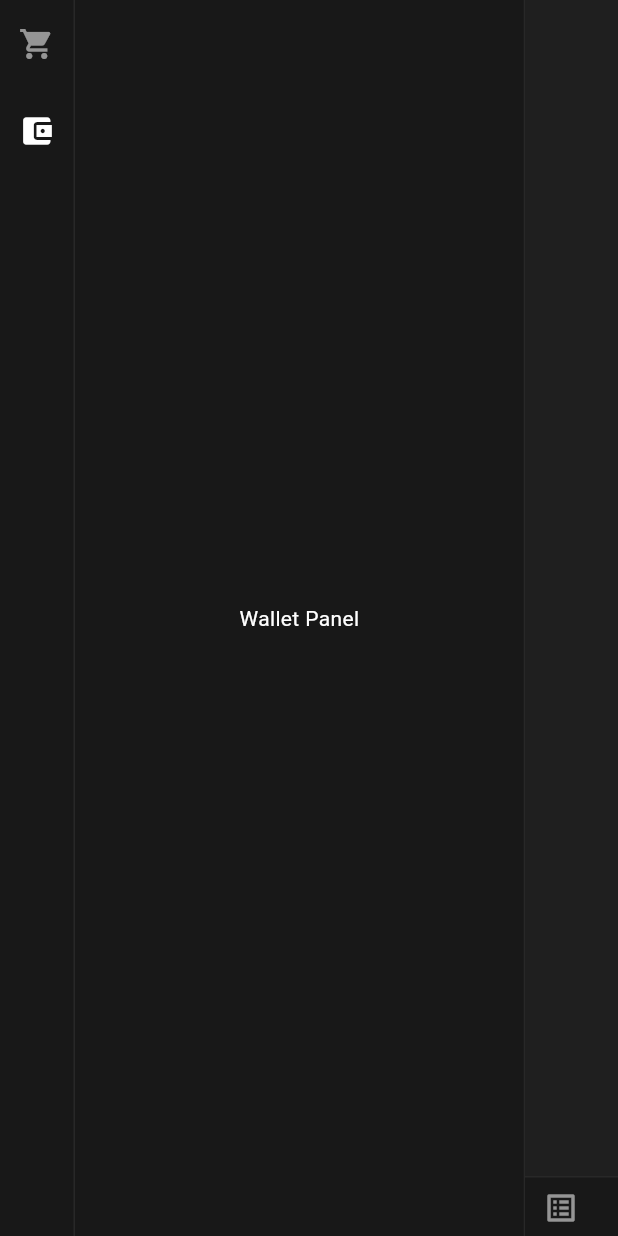
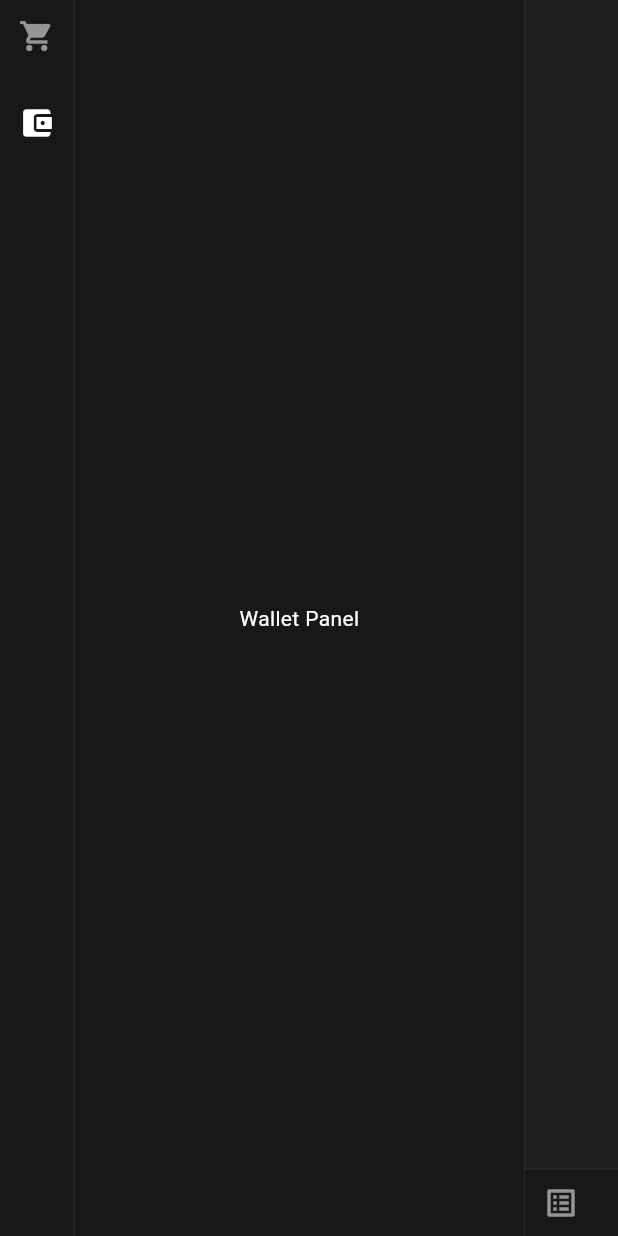
Before and after one commit to AlgoView/AV-App, a Flutter app: the screen it shows after launch, after a tap on the "shopping cart" icon, after a tap on the "account balance wallet" icon, after a tap on the "list alt" icon, on a phone screen of 412 x 824 dp. Run offline on Flutter 3.47's test engine with Material 3 defaults, Android fonts, the phone set to English and light mode, and no system bars.

Commit message:
Modular composition // draging still malfunctions

```diff
--- a/lib/screens/terminal.dart
+++ b/lib/screens/terminal.dart
@@ -1,5 +1,12 @@
 import 'dart:async';
 import 'package:flutter/material.dart';
+import '../widgets/bar_bottom.dart';
+import '../widgets/bar_side.dart';
+import '../widgets/panel_order.dart';
+import '../widgets/panel_positions.dart';
+import '../widgets/panel_wallet.dart';
+import '../utils/manager_drag.dart';
+import '../theme/colors.dart';
 
 class TerminalScreen extends StatefulWidget {
 	const TerminalScreen({Key? key}) : super(key: key);
@@ -9,57 +16,37 @@
 }
 
 class _TerminalScreenState extends State<TerminalScreen> {
-	// Look and feel control variables
-	final double minBottomPanelHeight = 100;
-	final double collapseThreshold = 50.0;
-	final double initialBottomPanelHeight = 200;
-	final double bottomBarHeight = 40;
-	final double dragAreaHeight = 4;
-	final double sidebarWidth = 50;
-	final double sidePanelContainerWidth = 300;
-	final double hoverDelayMilliseconds = 200;
-	final Color backgroundColor = const Color.fromARGB(255, 31, 31, 31);
-	final Color panelColor = const Color.fromARGB(255, 24, 24, 24).withOpacity(1);
-	final Color panelBorderColor = const Color.fromARGB(255, 40, 40, 40);
-	final Color highlightColor = Colors.blue;
-	final Color activeIconColor = Colors.white;
-	final Color inactiveIconColor = Colors.white54;
-	final Color dividerColor = const Color.fromARGB(255, 54, 54, 54);
+	final ManagerDrag _dragManager = ManagerDrag();
 
-	// State variables
 	bool showOrderPanel = false;
 	bool showWalletPanel = false;
 	bool showPositionsPanel = true;
+	double bottomPanelHeight = 200;
 	bool isSidebarOnRight = false;
-	double bottomPanelHeight = 200;
-	bool isDragging = false;
-	bool isHovered = false;
-	double dragStartY = 0;
 	Offset _tapPosition = Offset.zero;
 
-	Timer? hoverTimer;
+	// Hover/Highlight state
+	bool _isHoverHighlight = false;
 
 	@override
 	void dispose() {
-		hoverTimer?.cancel();
 		super.dispose();
 	}
 
 	@override
 	Widget build(BuildContext context) {
-		bool sidePanelVisible = showOrderPanel || showWalletPanel;
 		double maxBottomPanelHeight =
-			MediaQuery.of(context).size.height - bottomBarHeight - sidebarWidth;
+				MediaQuery.of(context).size.height - BarBottom.height - BarBottom.dragAreaHeight;
 
 		List<Widget> layoutChildren = isSidebarOnRight
 				? [
 						_buildMainContent(maxBottomPanelHeight),
-				if (sidePanelVisible) _buildSidePanelContainer(),
+						if (showOrderPanel || showWalletPanel) _buildSidePanelContainer(),
 						_buildSidebar(),
 					]
 				: [
 						_buildSidebar(),
-				if (sidePanelVisible) _buildSidePanelContainer(),
+						if (showOrderPanel || showWalletPanel) _buildSidePanelContainer(),
 						_buildMainContent(maxBottomPanelHeight),
 					];
 
@@ -80,94 +67,87 @@
 		return Expanded(
 			child: Stack(
 				children: [
+					// Main Background
 					Positioned.fill(
-						child: Container(color: backgroundColor),
+						child: Container(color: AppTheme.backgroundColor),
 					),
-					if (showPositionsPanel) ...[
+
+					// Bottom Panel
+					if (bottomPanelHeight > 0)
 						Positioned(
 							left: 0,
 							right: 0,
-							bottom: bottomPanelHeight + bottomBarHeight,
-							height: dragAreaHeight,
+							bottom: BarBottom.height,
+							height: bottomPanelHeight,
+							child: PanelPositions(
+								height: bottomPanelHeight,
+							),
+						),
+
+					// Draggable Area
+					Positioned(
+						left: 0,
+						right: 0,
+						bottom: bottomPanelHeight + BarBottom.height,
+						height: BarBottom.dragAreaHeight,
 						child: MouseRegion(
 							cursor: SystemMouseCursors.resizeRow,
-								onEnter: (_) {
-									if (!isDragging) {
-										hoverTimer = Timer(Duration(milliseconds: hoverDelayMilliseconds.toInt()), () {
-											if (mounted) {
-												setState(() {
-													isHovered = true;
-												});
-											}
-										});
-									}
-								},
-								onExit: (_) {
-									if (!isDragging) {
-										hoverTimer?.cancel();
-										setState(() {
-											isHovered = false;
-										});
-									}
-								},
+							onEnter: (_) => _dragManager.manageHover(true, (isHighlight) {
+								setState(() => _isHoverHighlight = isHighlight);
+							}),
+							onExit: (_) => _dragManager.manageHover(false, (isHighlight) {
+								setState(() => _isHoverHighlight = isHighlight);
+							}),
 							child: GestureDetector(
 								behavior: HitTestBehavior.translucent,
 								onPanStart: (details) {
-										hoverTimer?.cancel();
+									_dragManager.onDragStart(details.globalPosition.dy);
+									setState(() => _isHoverHighlight = true);
+								},
+								onPanUpdate: (details) {
 									setState(() {
-											isDragging = true;
-											isHovered = true;
-											dragStartY = details.globalPosition.dy;
+										bottomPanelHeight = _dragManager.handleDrag(
+											details.globalPosition.dy.toDouble(),
+											bottomPanelHeight,
+											maxBottomPanelHeight,
+										);
+										showPositionsPanel = bottomPanelHeight > 0;
 									});
 								},
 								onPanEnd: (_) {
+									_dragManager.onDragEnd(
+										bottomPanelHeight,
+										(newHeight, isVisible) {
 											setState(() {
-											isDragging = false;
+												bottomPanelHeight = newHeight.toDouble();
+												showPositionsPanel = isVisible;
 											});
 										},
-									onPanCancel: () {
-										setState(() {
-											isDragging = false;
-										});
+									);
 								},
-									onPanUpdate: (details) {
-										setState(() {
-											double dragDelta = dragStartY - details.globalPosition.dy;
-											dragStartY = details.globalPosition.dy;
-											bottomPanelHeight += dragDelta;
-											if (bottomPanelHeight < minBottomPanelHeight - collapseThreshold) {
-												showPositionsPanel = false;
-												bottomPanelHeight = minBottomPanelHeight;
-											} else if (bottomPanelHeight >= minBottomPanelHeight) {
-												showPositionsPanel = true;
-												bottomPanelHeight = bottomPanelHeight.clamp(minBottomPanelHeight, maxBottomPanelHeight);
-											}
-										});
-									},
-									child: AnimatedOpacity(
-										opacity: isDragging || isHovered ? 1.0 : 0.0,
-										duration: const Duration(milliseconds: 200),
-										child: Container(
-											color: highlightColor,
+								child: AnimatedContainer(
+									duration: _dragManager.isDragging
+											? Duration.zero
+											: const Duration(milliseconds: 200),
+									color: (_dragManager.isDragging || _isHoverHighlight)
+											? AppTheme.highlightColor
+											: Colors.transparent,
 								),
 							),
 						),
 					),
-						),
-						Positioned(
-							left: 0,
-							right: 0,
-							bottom: bottomBarHeight,
-							height: bottomPanelHeight,
-							child: _buildBottomPositionsPanel(),
-						),
-					],
+
+					// Bottom Bar
 					Positioned(
 						left: 0,
 						right: 0,
 						bottom: 0,
-						height: bottomBarHeight,
-						child: _buildBottomBar(),
+						child: BarBottom(
+							isActive: showPositionsPanel,
+							activeColor: AppTheme.activeIconColor,
+							inactiveColor: AppTheme.inactiveIconColor,
+							onToggle: _togglePositionsPanel,
+						),
 					),
 				],
 			),
@@ -179,155 +159,74 @@
 			onSecondaryTapDown: (details) {
 				_tapPosition = details.globalPosition;
 			},
-			onSecondaryTap: () {
-				_showContextMenu();
-			},
-			child: Container(
-				width: sidebarWidth,
-				padding: const EdgeInsets.only(top: 5),
-				decoration: BoxDecoration(
-					color: panelColor,
-					border: Border(
-						left: isSidebarOnRight ? BorderSide(color: panelBorderColor, width: 1) : BorderSide.none,
-						right: isSidebarOnRight ? BorderSide.none : BorderSide(color: panelBorderColor, width: 1),
-					),
-				),
-				child: Column(
-					mainAxisAlignment: MainAxisAlignment.start,
-					children: [
-						IconButton(
-							icon: const Icon(Icons.shopping_cart),
-							color: showOrderPanel ? activeIconColor : inactiveIconColor,
-							onPressed: () {
-								setState(() {
-									showOrderPanel = !showOrderPanel;
-									if (showOrderPanel) {
-										showWalletPanel = false;
-									}
-								});
-							},
-						),
-						const SizedBox(height: 10),
-						IconButton(
-							icon: const Icon(Icons.account_balance_wallet),
-							color: showWalletPanel ? activeIconColor : inactiveIconColor,
-							onPressed: () {
-								setState(() {
-									showWalletPanel = !showWalletPanel;
-									if (showWalletPanel) {
-										showOrderPanel = false;
-									}
-								});
-							},
-						),
-					],
-				),
+			onSecondaryTap: _showContextMenu,
+			child: BarSide(
+				isRightAligned: isSidebarOnRight,
+				isOrderPanelVisible: showOrderPanel,
+				isWalletPanelVisible: showWalletPanel,
+				toggleOrderPanel: _toggleOrderPanel,
+				toggleWalletPanel: _toggleWalletPanel,
+				activeColor: AppTheme.activeIconColor,
+				inactiveColor: AppTheme.inactiveIconColor,
+				panelColor: AppTheme.panelColor,
+				panelBorderColor: AppTheme.panelBorderColor,
 			),
 		);
 	}
 
 	Widget _buildSidePanelContainer() {
 		return Container(
-			width: sidePanelContainerWidth,
+			width: 300,
 			decoration: BoxDecoration(
-				color: panelColor,
+				color: AppTheme.panelColor,
 				border: Border(
-					left: isSidebarOnRight ? BorderSide(color: panelBorderColor, width: 1) : BorderSide.none,
-					right: isSidebarOnRight ? BorderSide.none : BorderSide(color: panelBorderColor, width: 1),
+					left: isSidebarOnRight ? BorderSide(color: AppTheme.panelBorderColor, width: 1) : BorderSide.none,
+					right: isSidebarOnRight ? BorderSide.none : BorderSide(color: AppTheme.panelBorderColor, width: 1),
 				),
 			),
-			child: _buildSidePanel(),
-		);
-	}
-
-	Widget _buildSidePanel() {
-		return Column(
+			child: Column(
 				children: [
 					if (showOrderPanel)
 						Expanded(
 							flex: showWalletPanel ? 1 : 2,
-						child: _buildOrderPanel(),
+							child: PanelOrder(backgroundColor: AppTheme.panelColor),
 						),
 					if (showOrderPanel && showWalletPanel)
-					Divider(height: 1, color: dividerColor),
+						Divider(color: AppTheme.panelBorderColor, height: 1),
 					if (showWalletPanel)
 						Expanded(
 							flex: showOrderPanel ? 1 : 2,
-						child: _buildWalletPanel(),
+							child: PanelWallet(backgroundColor: AppTheme.panelColor),
 						),
 				],
-		);
-	}
-
-	Widget _buildOrderPanel() {
-		return Container(
-			padding: const EdgeInsets.all(16),
-			color: panelColor,
-			child: const Center(
-				child: Text(
-					'Order Form Panel',
-					style: TextStyle(color: Colors.white),
-				),
 			),
 		);
 	}
 
-	Widget _buildWalletPanel() {
-		return Container(
-			padding: const EdgeInsets.all(16),
-			color: panelColor,
-			child: const Center(
-				child: Text(
-					'Wallet Panel',
-					style: TextStyle(color: Colors.white),
-				),
-			),
-		);
+	void _toggleOrderPanel() {
+		setState(() {
+			showOrderPanel = !showOrderPanel;
+			if (showOrderPanel) showWalletPanel = false;
+		});
 	}
 
-	Widget _buildBottomPositionsPanel() {
-		return Container(
-			decoration: BoxDecoration(
-				color: panelColor,
-				border: Border(
-					top: BorderSide(color: panelBorderColor, width: 1),
-				),
-			),
-			padding: const EdgeInsets.all(16),
-			child: const Center(
-				child: Text(
-					'Positions Panel',
-					style: TextStyle(color: Colors.white),
-				),
-			),
-		);
+	void _toggleWalletPanel() {
+		setState(() {
+			showWalletPanel = !showWalletPanel;
+			if (showWalletPanel) showOrderPanel = false;
+		});
 	}
 
-	Widget _buildBottomBar() {
-		return Container(
-			decoration: BoxDecoration(
-				color: panelColor,
-				border: Border(
-					top: BorderSide(color: panelBorderColor, width: 1),
-				),
-			),
-			child: Row(
-				mainAxisAlignment: MainAxisAlignment.start, // Align icons to the left
-				children: [
-					IconButton(
-						icon: Icon(
-							Icons.list_alt, // Keep a consistent icon
-							color: showPositionsPanel ? activeIconColor : inactiveIconColor,
-						),
-						onPressed: () {
+	void _togglePositionsPanel() {
 		setState(() {
-								showPositionsPanel = !showPositionsPanel;
+			if (showPositionsPanel) {
+				bottomPanelHeight = 0;
+				showPositionsPanel = false;
+			} else {
+				bottomPanelHeight = PanelPositions.minHeight;
+				showPositionsPanel = true;
+			}
 		});
-						},
-					),
-				],
-			),
-		);
 	}
 
 	void _showContextMenu() {
--- a/lib/widgets/bar_bottom.dart
+++ b/lib/widgets/bar_bottom.dart
@@ -1,10 +1,14 @@
 import 'package:flutter/material.dart';
+import '../theme/colors.dart';
 
 class BarBottom extends StatelessWidget {
   final bool isActive;
   final Color activeColor;
   final Color inactiveColor;
   final VoidCallback onToggle;
+
+  static const double height = 45; // Static constant
+  static const double dragAreaHeight = 5; // Static constant
 
   const BarBottom({
     Key? key,
@@ -17,10 +21,11 @@
   @override
   Widget build(BuildContext context) {
     return Container(
+      height: height,
       decoration: BoxDecoration(
-        color: Colors.black, // Adjust based on your theme
+        color: AppTheme.panelColor,
         border: Border(
-          top: BorderSide(color: Colors.grey.shade700, width: 1),
+          top: BorderSide(color: AppTheme.panelBorderColor, width: 1),
         ),
       ),
       child: Row(
--- a/lib/widgets/bar_side.dart
+++ b/lib/widgets/bar_side.dart
@@ -1,4 +1,5 @@
 import 'package:flutter/material.dart';
+import '../theme/colors.dart';
 
 class BarSide extends StatelessWidget {
   final bool isRightAligned;
@@ -10,6 +11,8 @@
   final Color inactiveColor;
   final Color panelColor;
   final Color panelBorderColor;
+  static const double width = 50;
+  static const double panelWidth = 300.0;
 
   const BarSide({
     Key? key,
@@ -27,7 +30,7 @@
   @override
   Widget build(BuildContext context) {
     return Container(
-      width: 50,
+      width: width,
       decoration: BoxDecoration(
         color: panelColor,
         border: Border(
--- a/lib/widgets/panel_order.dart
+++ b/lib/widgets/panel_order.dart
@@ -1,4 +1,5 @@
 import 'package:flutter/material.dart';
+import '../theme/colors.dart'; // Import AppTheme
 
 class PanelOrder extends StatelessWidget {
   final Color backgroundColor;
@@ -13,7 +14,7 @@
       child: const Center(
         child: Text(
           'Order Panel',
-          style: TextStyle(color: Colors.white),
+          style: TextStyle(color: AppTheme.activeIconColor),
         ),
       ),
     );
--- a/lib/widgets/panel_positions.dart
+++ b/lib/widgets/panel_positions.dart
@@ -1,15 +1,14 @@
 import 'package:flutter/material.dart';
+import '../theme/colors.dart'; // Import AppTheme
 
 class PanelPositions extends StatelessWidget {
   final double height;
-  final Color backgroundColor;
-  final Color borderColor;
+
+  static const double minHeight = 100; // Static constant
 
   const PanelPositions({
     Key? key,
     required this.height,
-    required this.backgroundColor,
-    required this.borderColor,
   }) : super(key: key);
 
   @override
@@ -17,16 +16,16 @@
     return Container(
       height: height,
       decoration: BoxDecoration(
-        color: backgroundColor,
+        color: AppTheme.panelColor,
         border: Border(
-          top: BorderSide(color: borderColor, width: 1),
+          top: BorderSide(color: AppTheme.panelBorderColor, width: 1),
         ),
       ),
       padding: const EdgeInsets.all(16),
       child: const Center(
         child: Text(
           'Positions Panel',
-          style: TextStyle(color: Colors.white),
+          style: TextStyle(color: AppTheme.activeIconColor),
         ),
       ),
     );
--- a/lib/widgets/panel_wallet.dart
+++ b/lib/widgets/panel_wallet.dart
@@ -1,4 +1,5 @@
 import 'package:flutter/material.dart';
+import '../theme/colors.dart'; // Import AppTheme
 
 class PanelWallet extends StatelessWidget {
   final Color backgroundColor;
@@ -13,7 +14,7 @@
       child: const Center(
         child: Text(
           'Wallet Panel',
-          style: TextStyle(color: Colors.white),
+          style: TextStyle(color: AppTheme.activeIconColor),
         ),
       ),
     );
```
Also changed, not shown: lib/utils/manager_drag.dart (+31 -20 lines). Lines whose indentation alone changed are shown as unchanged.
